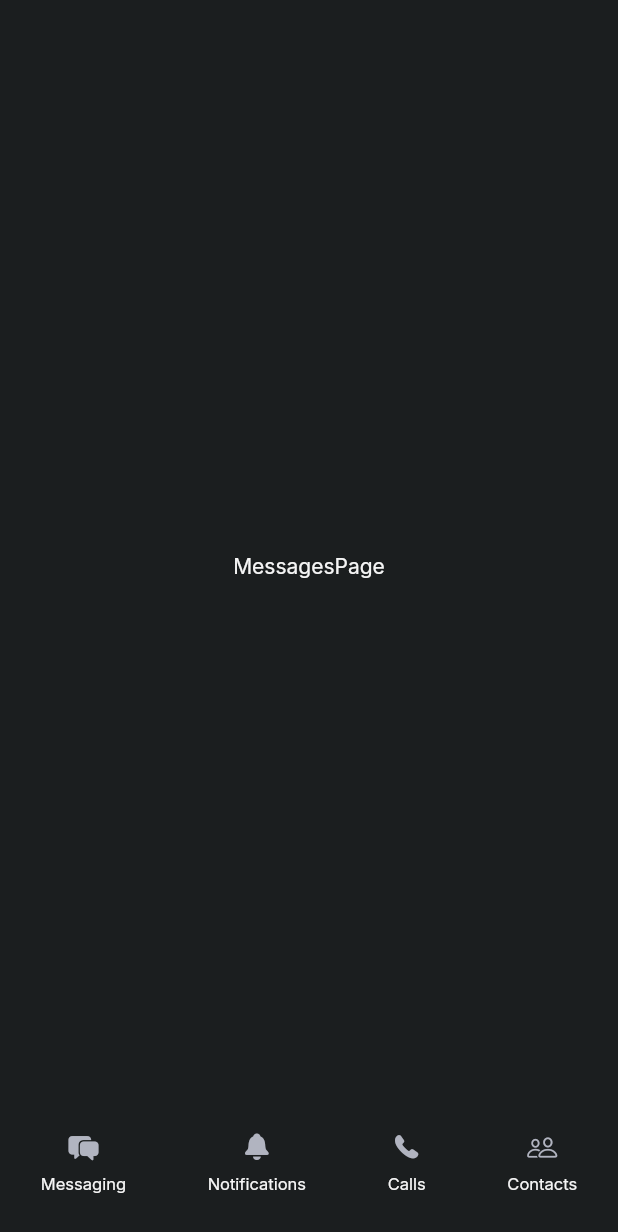
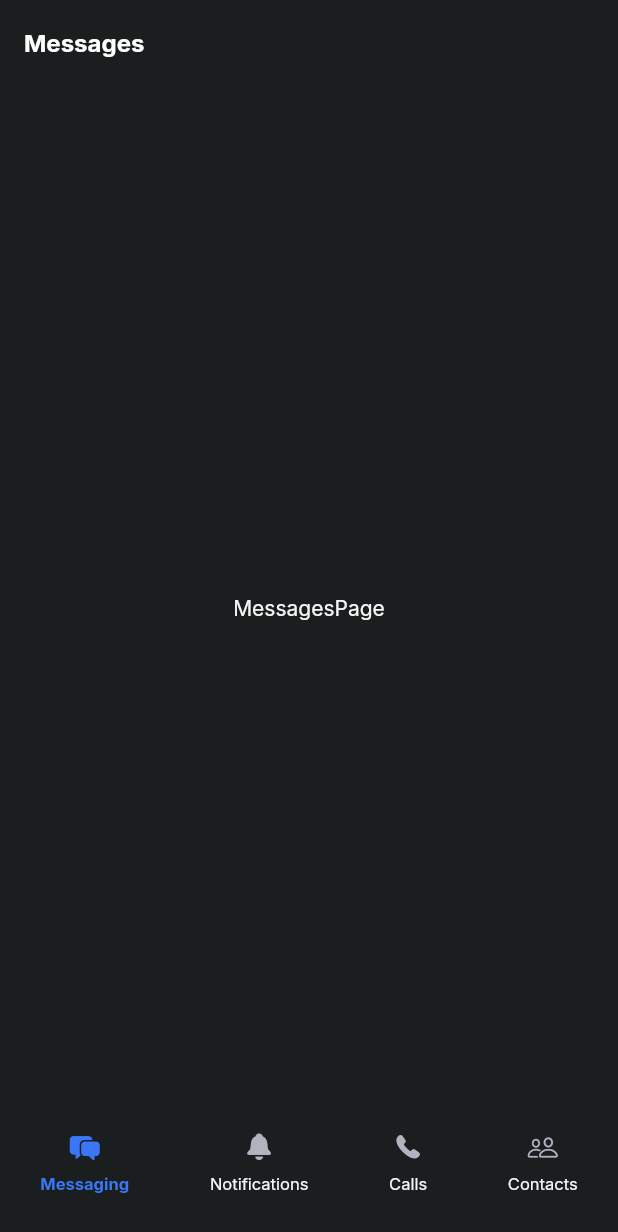
Before and after one commit to MaxTrent/conversate, a Flutter app: the screen it shows after launch, on a phone screen of 412 x 824 dp. Shown: the top 1232 px of the screen. Run offline on Flutter 3.47's test engine with Material 2 defaults, Android fonts, the light colour scheme and no system bars; our stand-ins replace google_fonts.

Commit message:
set up screens

```diff
--- a/lib/main.dart
+++ b/lib/main.dart
@@ -18,7 +18,7 @@ class MyApp extends StatelessWidget {
       darkTheme: AppTheme.dark(),
       themeMode: ThemeMode.dark,
       title: 'Conversate',
-      home: const HomeScreen(),
+      home: HomeScreen(),
     );
   }
 }
--- a/lib/screens/home_screen.dart
+++ b/lib/screens/home_screen.dart
@@ -5,10 +5,13 @@ import 'package:flutter/cupertino.dart';
 import 'package:flutter/material.dart';
 
 import '../pages/contacts.dart';
+import '../theme.dart';
 
 class HomeScreen extends StatelessWidget {
-  const HomeScreen({Key? key}) : super(key: key);
+  HomeScreen({Key? key}) : super(key: key);
 
+  final ValueNotifier<int> pageIndex = ValueNotifier(0);
+  final ValueNotifier<String> title = ValueNotifier('Messages');
   final pages = const [
     MessagesPage(),
     NotificationsPage(),
@@ -16,19 +19,74 @@ class HomeScreen extends StatelessWidget {
     ContactsPage(),
   ];
 
+  final pageTitles = const [
+    'Messages',
+    'Notifications',
+    'Calls',
+    'Contacts',
+  ];
+
+  void _onNavigationItemSelected(index) {
+    title.value = pageTitles[index];
+    pageIndex.value = index;
+  }
+
   @override
   Widget build(BuildContext context) {
     return Scaffold(
-      body: pages[0],
-      bottomNavigationBar: const _BottomNavigationBar(),
+      appBar: AppBar(
+        backgroundColor: Colors.transparent,
+        elevation: 0,
+        title: ValueListenableBuilder(
+          valueListenable: title,
+          builder: (BuildContext context, String value, _) {
+            return Text(
+              value,
+              style: const TextStyle(
+                fontWeight: FontWeight.bold,
+                fontSize: 16,
+              ),
+            );
+          },
+        ),
+      ),
+      body: ValueListenableBuilder(
+        valueListenable: pageIndex,
+        builder: (BuildContext context, int value, _) {
+          return pages[value];
+        },
+      ),
+      // pages[pageIndex.value],
+      bottomNavigationBar: _BottomNavigationBar(
+        onItemSelected: _onNavigationItemSelected,
+      ),
     );
   }
+
+
 }
 
-class _BottomNavigationBar extends StatelessWidget {
+class _BottomNavigationBar extends StatefulWidget {
   const _BottomNavigationBar({
     Key? key,
+    required this.onItemSelected,
   }) : super(key: key);
+
+  final ValueChanged<int> onItemSelected;
+
+  @override
+  State<_BottomNavigationBar> createState() => _BottomNavigationBarState();
+}
+
+class _BottomNavigationBarState extends State<_BottomNavigationBar> {
+  var selectedIndex = 0;
+
+  void handleItemSelected(int index) {
+    setState(() {
+      selectedIndex = index;
+    });
+    widget.onItemSelected(index);
+  }
 
   @override
   Widget build(BuildContext context) {
@@ -37,22 +95,34 @@ class _BottomNavigationBar extends StatelessWidget {
         bottom: true,
         child: Row(
           mainAxisAlignment: MainAxisAlignment.spaceAround,
-          children: const [
+          children: [
             _NavigationBarItem(
+              index: 0,
               label: 'Messaging',
               icon: CupertinoIcons.bubble_left_bubble_right_fill,
+              isSelected: (selectedIndex == 0),
+              onTap: handleItemSelected,
             ),
             _NavigationBarItem(
+              index: 1,
               label: 'Notifications',
               icon: CupertinoIcons.bell_solid,
+              isSelected: (selectedIndex == 1),
+              onTap: handleItemSelected,
             ),
             _NavigationBarItem(
+              index: 2,
               label: 'Calls',
               icon: CupertinoIcons.phone_fill,
+              isSelected: (selectedIndex == 2),
+              onTap: handleItemSelected,
             ),
             _NavigationBarItem(
+              index: 3,
               label: 'Contacts',
               icon: CupertinoIcons.person_2,
+              isSelected: (selectedIndex == 3),
+              onTap: handleItemSelected,
             ),
           ],
         ));
@@ -60,23 +130,52 @@ class _BottomNavigationBar extends StatelessWidget {
 }
 
 class _NavigationBarItem extends StatelessWidget {
-  const _NavigationBarItem({Key? key, required this.label, required this.icon})
+  const _NavigationBarItem(
+      {Key? key,
+      required this.label,
+      required this.icon,
+      required this.index,
+      required this.onTap,
+      this.isSelected = false})
       : super(key: key);
 
   final String label;
   final IconData icon;
+  final int index;
+  final bool isSelected;
+  final ValueChanged<int> onTap;
 
   @override
   Widget build(BuildContext context) {
-    return SizedBox(
-      height: 70,
-      child: Column(
-        mainAxisSize: MainAxisSize.min,
-        children: [
-          Icon(icon, size: 20,),
-          const SizedBox(height: 8,),
-          Text(label, style: const TextStyle(fontSize: 11),),
-        ],
+    return GestureDetector(
+      behavior: HitTestBehavior.opaque,
+      onTap: () {
+        onTap(index);
+      },
+      child: SizedBox(
+        height: 70,
+        child: Column(
+          mainAxisSize: MainAxisSize.min,
+          children: [
+            Icon(
+              icon,
+              size: 20,
+              color: isSelected ? AppColors.secondary : null,
+            ),
+            const SizedBox(
+              height: 8,
+            ),
+            Text(
+              label,
+              style: isSelected
+                  ? const TextStyle(
+                      fontSize: 11,
+                      color: AppColors.secondary,
+                      fontWeight: FontWeight.bold)
+                  : const TextStyle(fontSize: 11),
+            ),
+          ],
+        ),
       ),
     );
   }
```
